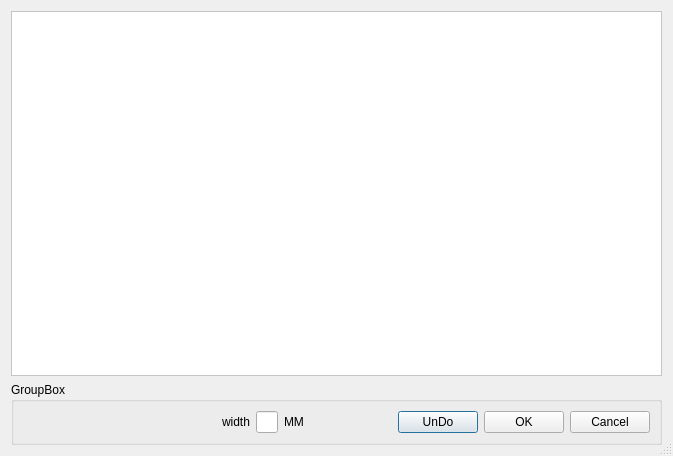
cooljiansir/3dreconstruction, file sigaldialog.ui: the form before one commit.
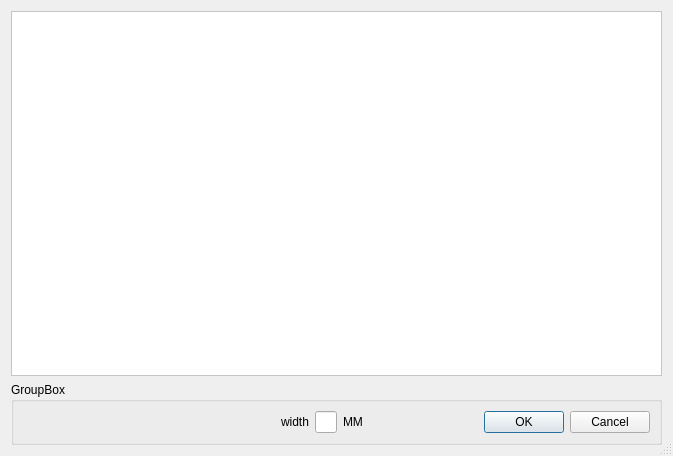
The form after the commit.

Patch:
```diff
--- a/sigaldialog.ui
+++ b/sigaldialog.ui
@@ -50,7 +50,7 @@
      <property name="title">
       <string>GroupBox</string>
      </property>
-     <layout class="QHBoxLayout" name="horizontalLayout" stretch="18,1,1,1,8,3,3,3">
+     <layout class="QHBoxLayout" name="horizontalLayout" stretch="18,1,1,1,8,3,3">
       <item>
        <spacer name="horizontalSpacer">
         <property name="orientation">
@@ -94,13 +94,6 @@
         </property>
        </spacer>
       </item>
-      <item>
-       <widget class="QPushButton" name="undoBut">
-        <property name="text">
-         <string>UnDo</string>
-        </property>
-       </widget>
-      </item>
       <item>
        <widget class="QPushButton" name="okBut">
         <property name="text">
```
Left out of the diff: 2 changed lines with no effect on the pictures.
